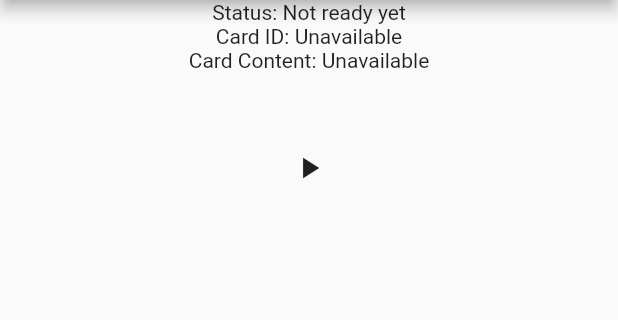
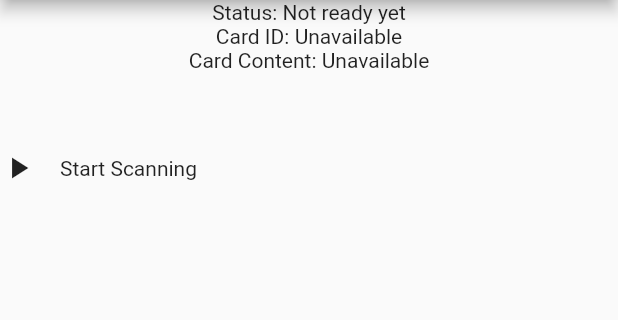
Before and after one commit to agent306/nfc_io, a Flutter app: the screen it shows after launch, on a phone screen of 412 x 824 dp, the part 84-404 px from its top. Run offline on Flutter 3.47's test engine with Material 2 defaults, Android fonts, the phone set to English and light mode, and no system bars.

Commit message:
updated example to be more descriptive

```diff
--- a/example/lib/main.dart
+++ b/example/lib/main.dart
@@ -32,7 +32,13 @@ class _MyAppState extends State<MyApp> {
                 height: 40,
               ),
               RawMaterialButton(
-                child: Icon(isReading ? Icons.stop : Icons.play_arrow),
+                child: Row(
+                  children: <Widget>[
+                    Icon(isReading ? Icons.stop : Icons.play_arrow),
+                    SizedBox(width: 16,),
+                    Text(isReading ? "Stop Scanning" : "Start Scanning"),
+                  ],
+                ),
                 onPressed: () async {
                   if (!isReading) {
                     _subscription = NfcIo.startReading.listen((data) {
```
